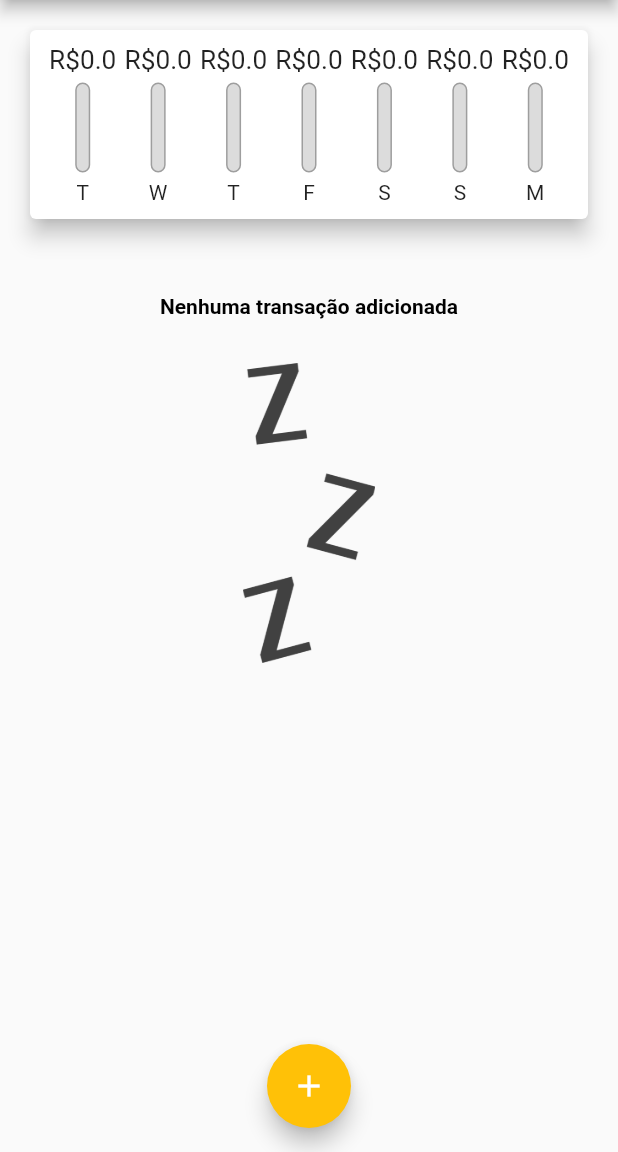
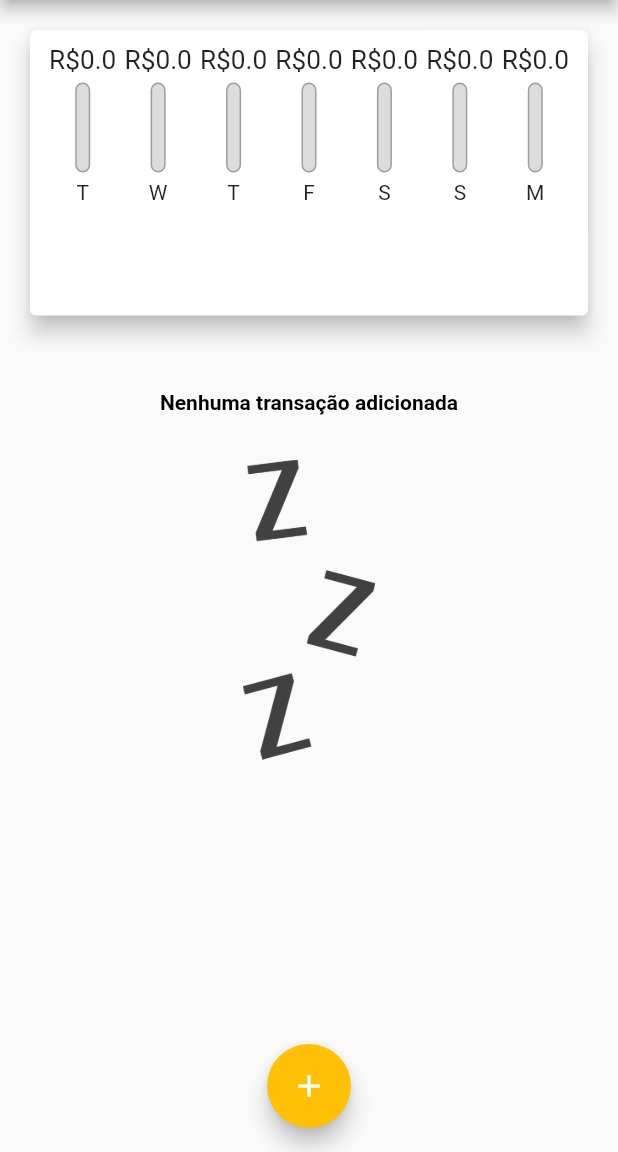
Before and after one commit to alex-custodio/DespesasPessoais, a Flutter app: the screen it shows after launch, on a phone screen of 412 x 824 dp, the part 84-1236 px from its top. Run offline on Flutter 3.47's test engine with Material 2 defaults, Android fonts, the phone set to English and light mode, and no system bars.

Commit message:
adicionando responsividade

```diff
--- a/lib/components/chart.dart
+++ b/lib/components/chart.dart
@@ -18,8 +18,6 @@ class Chart extends StatelessWidget {
           totalSum += recentTransaction![i].value!;
         }
       }
-      print(DateFormat.E().format(weekDay)[0]);
-      print(totalSum);
       return {
         "day": DateFormat.E().format(weekDay)[0],
         "value": totalSum,
--- a/lib/components/transaction_list.dart
+++ b/lib/components/transaction_list.dart
@@ -8,9 +8,7 @@ class TransactionList extends StatelessWidget {
   TransactionList({this.transactions, required this.removeTransacao});
   @override
   Widget build(BuildContext context) {
-    return Container(
-      height: 300,
-      child: transactions!.isEmpty
+    return transactions!.isEmpty
         ? Column(children: [
             SizedBox(
               height: 30,
@@ -57,7 +55,6 @@ class TransactionList extends StatelessWidget {
                 ),
               );
             }),
-            ),
           );
   }
 }
--- a/lib/main.dart
+++ b/lib/main.dart
@@ -78,24 +78,32 @@ class _MyHomePageState extends State<MyHomePage> {
 
   @override
   Widget build(BuildContext context) {
+    final appBar = AppBar(
+      title: Text("Despesas Pessoais"),
+      actions: [
+        IconButton(
+            onPressed: () => onTransactionFormCalled(context),
+            icon: Icon(Icons.add))
+      ],
+    );
+    final availableheight =
+        MediaQuery.of(context).size.height - appBar.preferredSize.height;
     return Scaffold(
-      appBar: AppBar(
-        title: Text("Despesas Pessoais"),
-        actions: [
-          IconButton(
-              onPressed: () => onTransactionFormCalled(context),
-              icon: Icon(Icons.add))
-        ],
-      ),
+      appBar: appBar,
       body: SingleChildScrollView(
         child: Column(
           crossAxisAlignment: CrossAxisAlignment.stretch,
           children: [
-            Chart(recentTransaction: _recentTransaction),
+            Container(
+                height: availableheight * 0.3,
+                child: Chart(recentTransaction: _recentTransaction)),
             Column(
               children: [
-                TransactionList(
-                  transactions: _transactions, removeTransacao: removeTransacao
+                Container(
+                  height: availableheight * 0.7,
+                  child: TransactionList(
+                      transactions: _transactions,
+                      removeTransacao: removeTransacao),
                 ),
               ],
             ),
```
Lines whose indentation alone changed are shown as unchanged.
